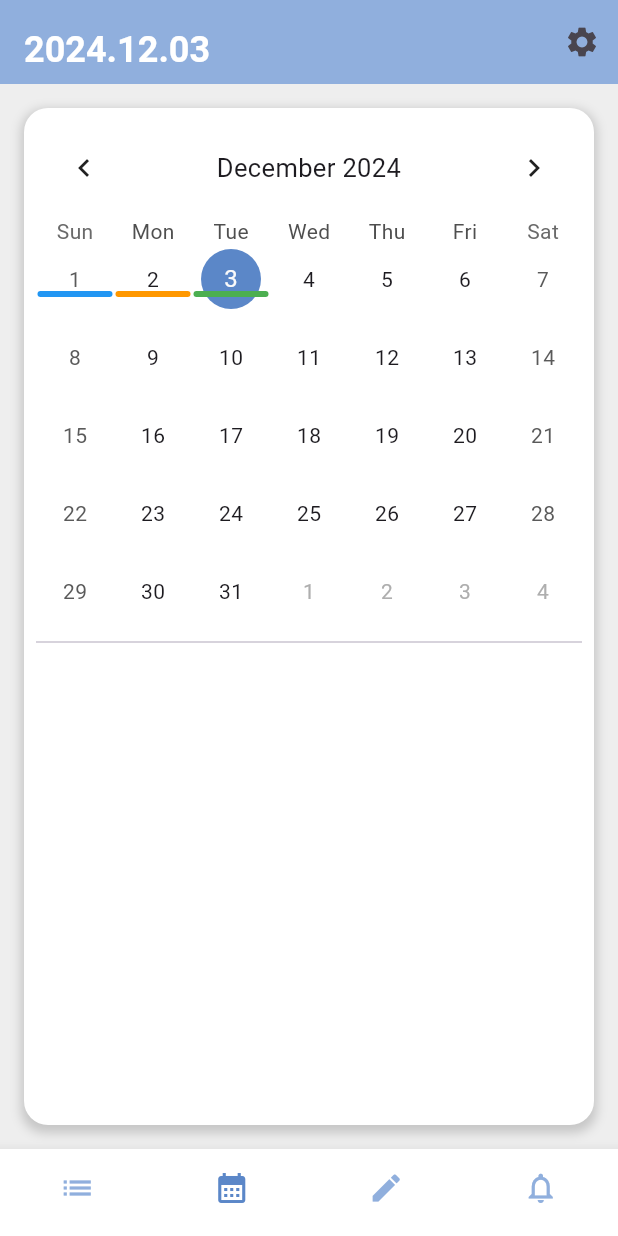
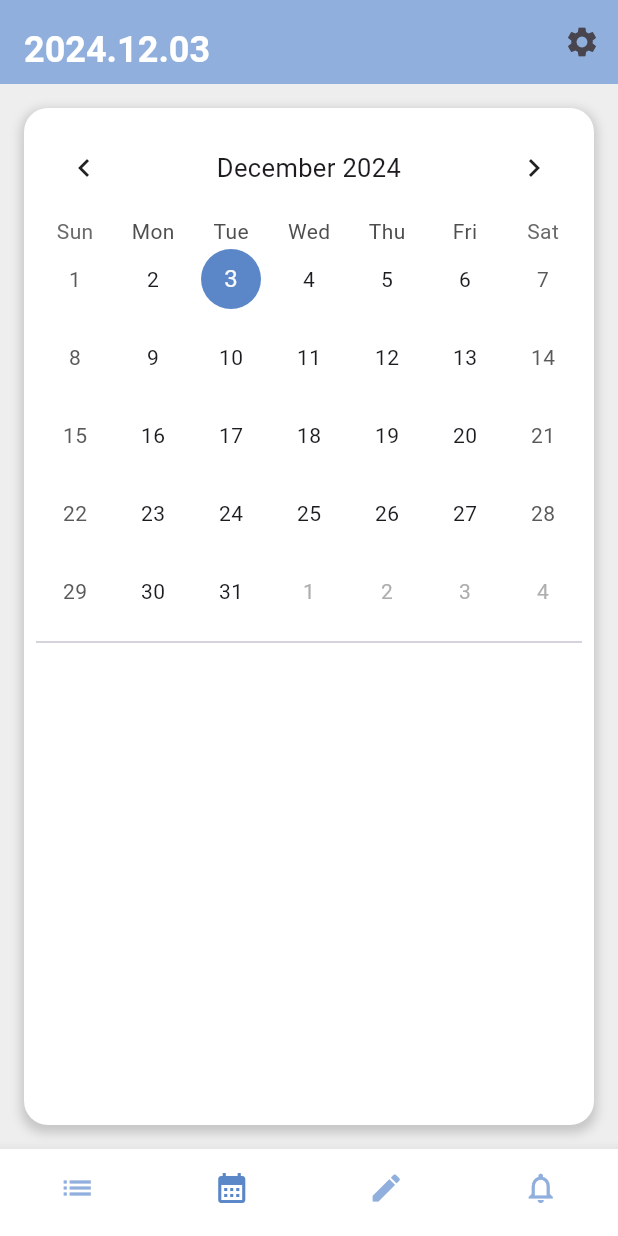
Before and after one commit to Mirum-List/Mirum-List, a Flutter app: the screen it shows once a user with an empty profile is signed in, item 2 of the bottom bar chosen, on a phone screen of 412 x 824 dp. Run offline on Flutter 3.47's test engine with Material 3 defaults, Android fonts, the light colour scheme and no system bars; drawn by our look-alikes of table_calendar; our stand-ins replace cloud_firestore, firebase_auth, firebase_core; accounts and stored records are empty.

Commit message:
캘린더 화면 보기 수정

```diff
--- a/lib/calendar/calendar_screen.dart
+++ b/lib/calendar/calendar_screen.dart
@@ -1,5 +1,6 @@
 import 'package:flutter/material.dart';
 import 'package:table_calendar/table_calendar.dart';
+import 'package:cloud_firestore/cloud_firestore.dart';
 import 'package:mirum_list/const/colors.dart';
 
 class CalendarScreen extends StatefulWidget {
@@ -16,30 +17,50 @@ class _CalendarScreenState extends State<CalendarScreen> {
   // 선택된 날짜
   DateTime? _selectedDay;
 
-  // 날짜별 할 일 목록
-  final Map<DateTime, List<Map<String, dynamic>>> _mockEvents = {
-    DateTime.utc(2024, 12, 1): [
-      {'title': '기타 oo곡 연습', 'category': '음악', 'priority': 3},
-    ],
-    DateTime.utc(2024, 12, 2): [
-      {'title': '프로젝트 작업', 'category': '공부', 'priority': 5},
-    ],
-    DateTime.utc(2024, 12, 3): [
-      {'title': '운동복 사기', 'category': '운동', 'priority': 2},
-    ],
-  };
+  // Firestore에서 가져온 할 일 목록
+  Map<DateTime, List<Map<String, dynamic>>> _events = {};
 
-  // 카테고리별 색 설정
-  final Map<String, Color> _categoryColors = {
-    '음악': Colors.blue,
-    '공부': Colors.orange,
-    '운동': Colors.green,
-    '일상': Colors.purple,
-  };
+  // Firestore 데이터 로드
+  void _loadEventsFromFirestore() async {
+    final snapshot = await FirebaseFirestore.instance
+        .collection('tasks')
+        .get(); // Firestore의 'tasks' 컬렉션에서 데이터를 가져옴
+
+    Map<DateTime, List<Map<String, dynamic>>> loadedEvents = {};
+
+    for (var doc in snapshot.docs) {
+      final data = doc.data();
+      final deadline = (data['deadline'] as Timestamp).toDate();
+
+      // 날짜별로 할 일 분류
+      final eventDate = DateTime.utc(deadline.year, deadline.month, deadline.day);
+
+      if (!loadedEvents.containsKey(eventDate)) {
+        loadedEvents[eventDate] = [];
+      }
+
+      loadedEvents[eventDate]?.add({
+        'id': doc.id,
+        'title': data['title'],
+        'category': data['category'],
+        'priority': data['importance'],
+      });
+    }
+
+    setState(() {
+      _events = loadedEvents; // 가져온 데이터를 상태로 저장
+    });
+  }
 
   // 특정 날짜에 해당하는 할 일 목록 불러오기
   List<Map<String, dynamic>> _getEventsForDay(DateTime day) {
-    return _mockEvents[DateTime.utc(day.year, day.month, day.day)] ?? [];
+    return _events[DateTime.utc(day.year, day.month, day.day)] ?? [];
+  }
+
+  @override
+  void initState() {
+    super.initState();
+    _loadEventsFromFirestore(); // Firestore 데이터 로드
   }
 
   @override
@@ -91,7 +112,6 @@ class _CalendarScreenState extends State<CalendarScreen> {
                       shape: BoxShape.circle,
                     ),
                   ),
-
                   // 날짜별 할 일 갯수 표시
                   calendarBuilders: CalendarBuilders(
                     markerBuilder: (context, date, events) {
@@ -102,21 +122,16 @@ class _CalendarScreenState extends State<CalendarScreen> {
                       return Column(
                         children: [
                           const SizedBox(height: 32),
-                          // 날짜별로 할 일이 3개 이하일 경우, 최대 3개까지 표시
-                          for (var i = 0;
-                          i < (dayEvents.length > 3 ? 3 : dayEvents.length);
-                          i++)
+                          for (var i = 0; i < (dayEvents.length > 3 ? 3 : dayEvents.length); i++)
                             Container(
                               width: 50,
                               height: 4,
                               margin: const EdgeInsets.symmetric(vertical: 2.0),
                               decoration: BoxDecoration(
-                                color: _categoryColors[dayEvents[i]['category']] ??
-                                    Colors.grey, // 카테고리별 색상
+                                color: _categoryColors[dayEvents[i]['category']] ?? Colors.grey, // 카테고리별 색상
                                 borderRadius: BorderRadius.circular(2),
                               ),
                             ),
-                          // 할 일이 3개 이상일 경우 남은 할 일 갯수 표시
                           if (dayEvents.length > 3)
                             Text(
                               '+${dayEvents.length - 3}',
@@ -129,7 +144,6 @@ class _CalendarScreenState extends State<CalendarScreen> {
                       );
                     },
                   ),
-
                   headerStyle: HeaderStyle(
                     formatButtonVisible: false,
                     titleCentered: true,
@@ -147,8 +161,7 @@ class _CalendarScreenState extends State<CalendarScreen> {
                             _categoryColors[event['category']] ?? Colors.grey; // 카테고리 색상
 
                         return Container(
-                          margin: const EdgeInsets.symmetric(
-                              vertical: 8.0, horizontal: 16.0),
+                          margin: const EdgeInsets.symmetric(vertical: 8.0, horizontal: 16.0),
                           padding: const EdgeInsets.all(12.0),
                           decoration: BoxDecoration(
                             color: categoryColor.withOpacity(0.2), // 카테고리 색상을 적용한 배경
@@ -156,10 +169,8 @@ class _CalendarScreenState extends State<CalendarScreen> {
                           ),
                           child: Row(
                             children: [
-                              // 카테고리
                               Container(
-                                padding: const EdgeInsets.symmetric(
-                                    vertical: 4.0, horizontal: 8.0),
+                                padding: const EdgeInsets.symmetric(vertical: 4.0, horizontal: 8.0),
                                 decoration: BoxDecoration(
                                   color: Colors.white, // 카테고리 배경
                                   borderRadius: BorderRadius.circular(8.0),
@@ -173,14 +184,12 @@ class _CalendarScreenState extends State<CalendarScreen> {
                                 ),
                               ),
                               const SizedBox(width: 8.0),
-                              // 할 일 제목
                               Expanded(
                                 child: Text(
                                   event['title'], // 할 일 제목 표시
                                   style: const TextStyle(fontSize: 16.0),
                                 ),
                               ),
-                              // 중요도 표시
                               Row(
                                 children: List.generate(event['priority'], (dotIndex) {
                                   return Icon(
@@ -195,7 +204,7 @@ class _CalendarScreenState extends State<CalendarScreen> {
                         );
                       },
                     ),
-                  )
+                  ),
               ],
             ),
           ),
```
